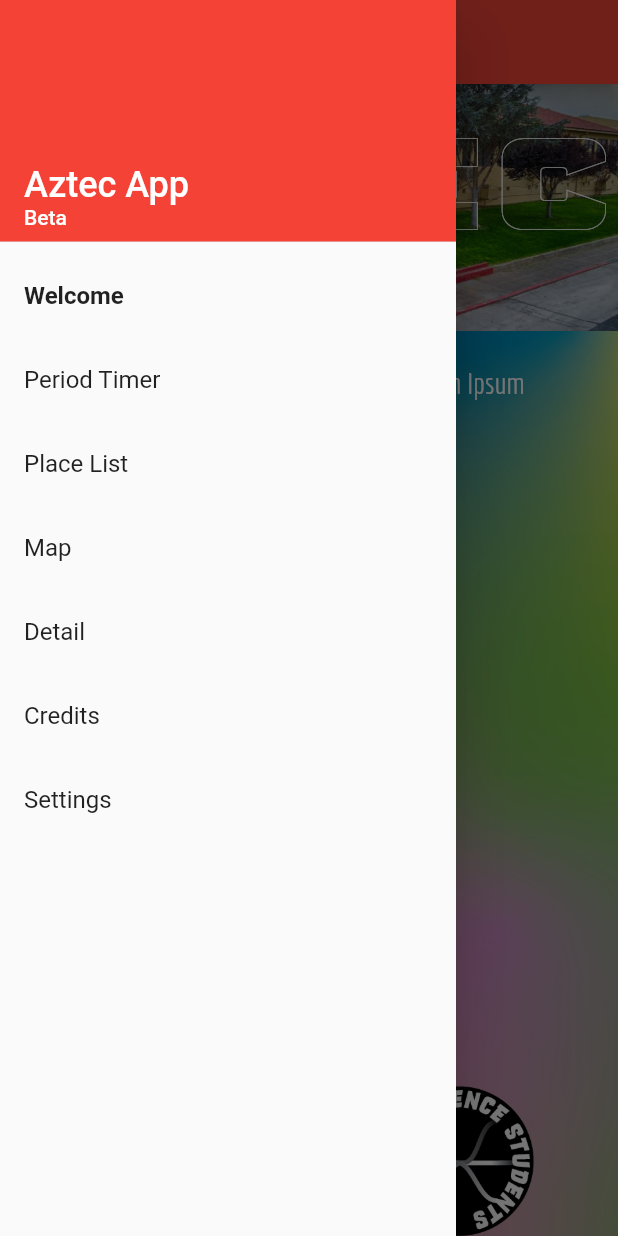
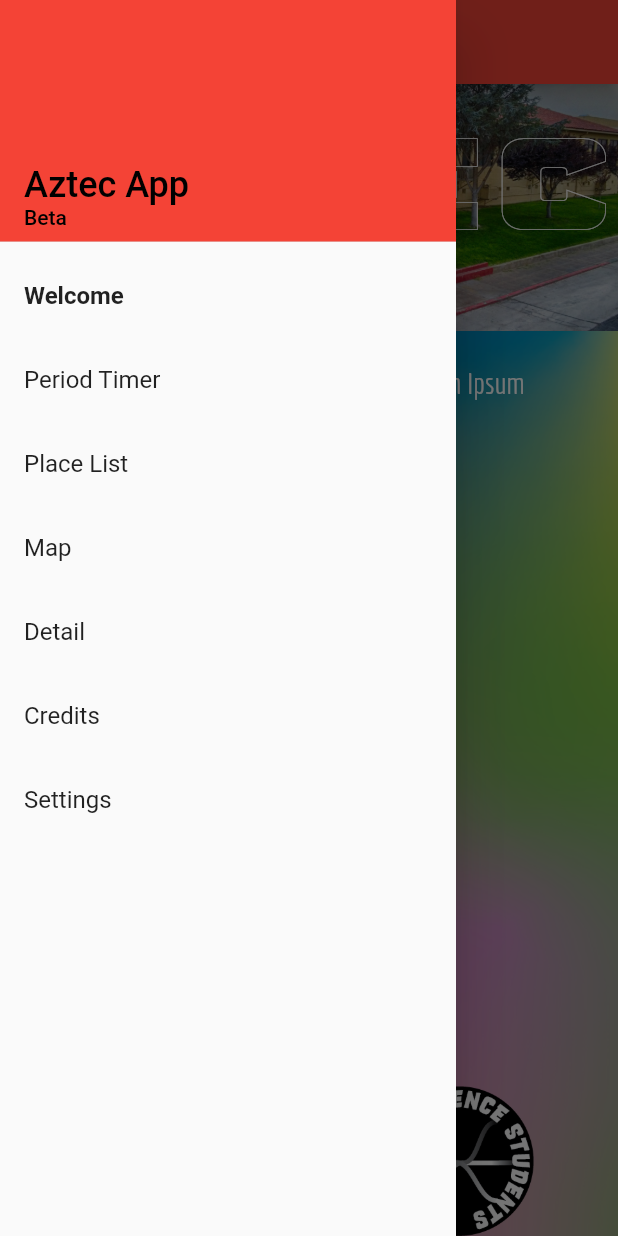
Before and after one commit to tbrinkley/aztec_map_app_2024, a Flutter app: the screen it shows after launch, with the side drawer open, on a phone screen of 412 x 824 dp. Run offline on Flutter 3.47's test engine with Material 2 defaults, Android fonts, the phone set to English and light mode, and no system bars; Roboto replaces fonts that are missing (Arial Narrow).

Commit message:
Added Settings tabs and sub-tabs for the different schedules with black font. -tb

```diff
--- a/lib/main.dart
+++ b/lib/main.dart
@@ -817,14 +817,14 @@ class AppDrawer extends StatelessWidget {
                   Text(
                     'Aztec App',
                     style: TextStyle(
-                      color: Colors.white,
+                      color: Colors.black,
                       fontSize: 24,
                     ),
                   ),
                   Text(
                     'Beta',
                     style: TextStyle(
-                      color: Colors.white,
+                      color: Colors.black,
                       fontSize: 14,
                     ),
                   ),
```
